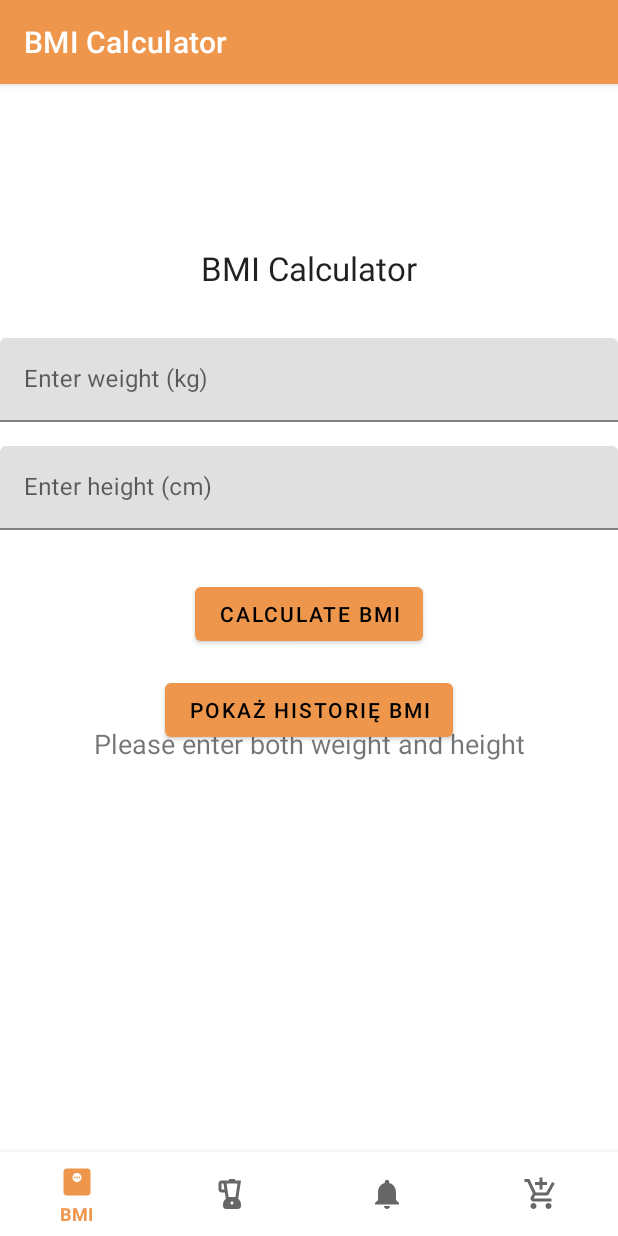
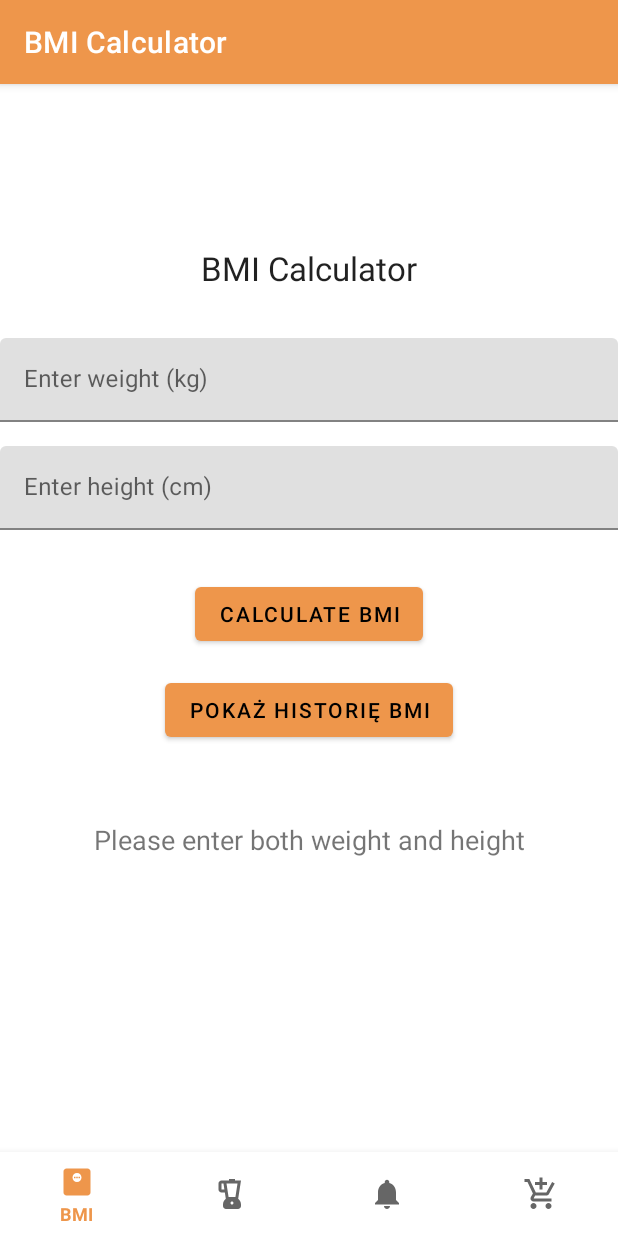
Before and after one commit to s24279-pj/s24279-PAMO_12-2025, an Android app: the screen it shows after launch (MainActivity), after a tap on "CALCULATE BMI", on a phone screen of 412 x 824 dp. Run offline under Robolectric (Android 15) with nearby library versions, the phone set to English and light mode, and no system bars; our stand-ins replace navigation-ui.

Commit message:
layout fix

```diff
--- a/BMIextended/app/src/main/res/layout/fragment_bmi.xml
+++ b/BMIextended/app/src/main/res/layout/fragment_bmi.xml
@@ -78,7 +78,7 @@
         android:layout_width="wrap_content"
         android:layout_height="wrap_content"
         android:textSize="18sp"
-        app:layout_constraintTop_toBottomOf="@id/calculateButton"
+        app:layout_constraintTop_toBottomOf="@id/historyButton"
         app:layout_constraintStart_toStartOf="parent"
         app:layout_constraintEnd_toEndOf="parent"
         android:layout_marginTop="50dp" />
```
